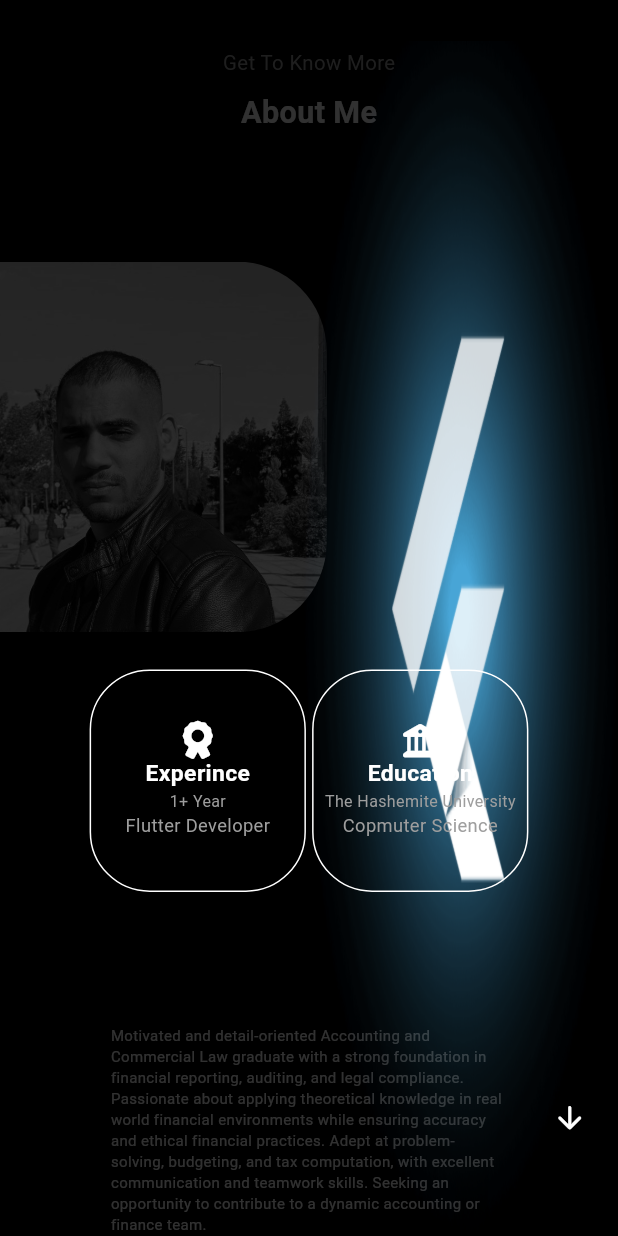
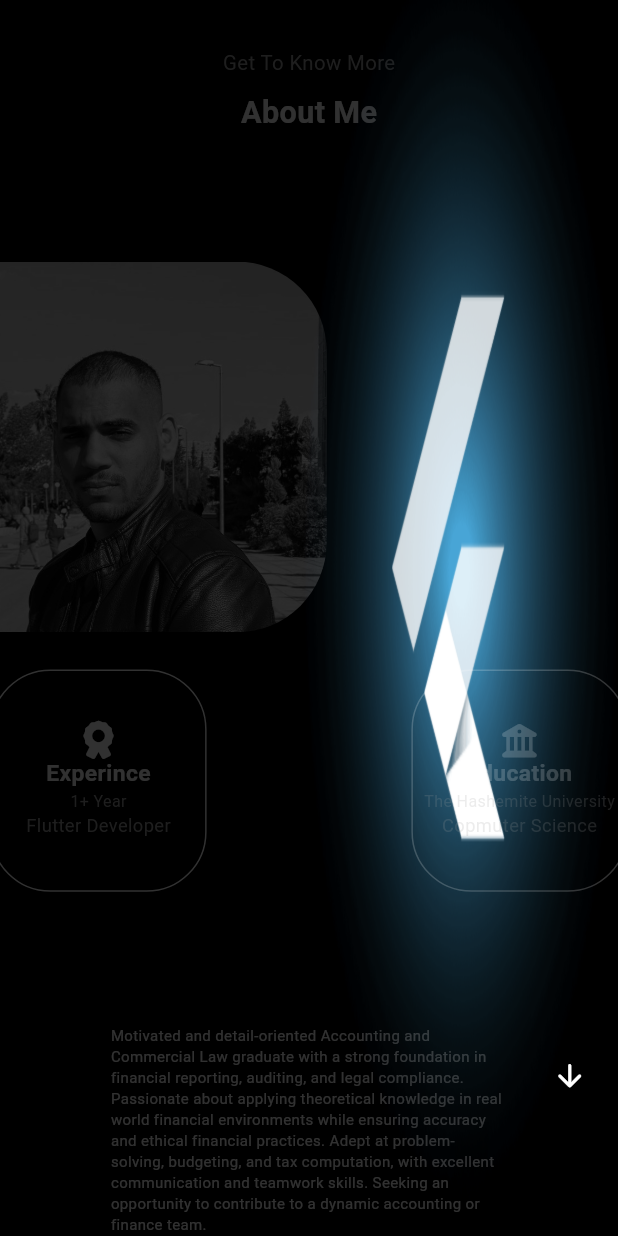
Before and after one commit to qutaiba-kot/Qutaiab-protofolio, a Flutter app: the screen it shows after launch, scrolled down 576 dp, on a phone screen of 412 x 824 dp. Run offline on Flutter 3.47's test engine with Material 3 defaults, Android fonts, the phone set to English and light mode, and no system bars; drawn by our look-alikes of auto_size_text; our stand-ins replace bloc, equatable, flutter_bloc, font_awesome_flutter; missing offline and left inert: dart:html.

Commit message:
applying the backgroung pic and the positioned in the main pageView

```diff
--- a/lib/features/About Me/presentation/Screens/about_me_page.dart
+++ b/lib/features/About Me/presentation/Screens/about_me_page.dart
@@ -1,11 +1,9 @@
 import 'package:flutter/material.dart';
 import 'package:flutter_bloc/flutter_bloc.dart';
-import 'package:protofolio/Core/Responsive%20helper/responsive_helper.dart';
 import 'package:protofolio/Core/Screen%20Cubit/cubit/screen_cubit.dart';
 import 'package:protofolio/Core/Screen%20Cubit/cubit/screen_state.dart';
 import 'package:protofolio/Core/Widgets/title_and_sub.dart';
 import 'package:protofolio/features/About%20Me/presentation/Widgets/about_me_column.dart';
-import 'package:protofolio/Core/Widgets/next_page_button.dart';
 import 'package:protofolio/features/About%20Me/presentation/Widgets/about_me_row.dart';
 
 class AboutMePage extends StatelessWidget {
@@ -14,19 +12,12 @@ class AboutMePage extends StatelessWidget {
   @override
   Widget build(BuildContext context) {
     return Scaffold(
+      backgroundColor: Colors.transparent,
       body: BlocBuilder<ScreenCubit, ScreenState>(
         builder: (context, state) {
           final isMobile = state.deviceType == DeviceTypes.mobile;
           final isTablet = state.deviceType == DeviceTypes.tablet;
-          return Stack(
-            children: [
-               Positioned.fill(
-                  child: Image.asset(
-                    "assets/files/flutter_pic.png",
-                    fit: BoxFit.fill,
-                  ),
-                ),
-              SingleChildScrollView(
+          return SingleChildScrollView(
             child: SizedBox(
               height: state.height,
               child: Column(
@@ -56,24 +47,10 @@ class AboutMePage extends StatelessWidget {
                           isMobile: isMobile,
                           isTablet: isTablet,
                         )
-                          : AboutMeRow(
-                              height: state.height,
-                              width: state.width,
-                            ),
+                      : AboutMeRow(height: state.height, width: state.width),
                 ],
               ),
             ),
-              ),
-              Positioned(
-                child: NextPageButton(),
-                bottom: state.height * 0.1,
-                right: positionedWidth(
-                  width: state.width,
-                  isTablet: isTablet,
-                  isMobile: isMobile,
-                ),
-              ),
-            ],
           );
         },
       ),
--- a/lib/features/About Me/presentation/Widgets/about_me_column.dart
+++ b/lib/features/About Me/presentation/Widgets/about_me_column.dart
@@ -1,5 +1,6 @@
 import 'package:flutter/material.dart';
 import 'package:font_awesome_flutter/font_awesome_flutter.dart';
+import 'package:protofolio/Core/Animations/home_animation.dart';
 import 'package:protofolio/features/About%20Me/presentation/Widgets/about_me_container_widget.dart';
 import 'package:protofolio/features/About%20Me/presentation/Widgets/about_me_paragraph_container_widget.dart';
 import 'package:protofolio/features/About%20Me/presentation/Widgets/about_me_pic_conatiner_widget.dart';
@@ -32,7 +33,9 @@ class AboutMeColumn extends StatelessWidget {
         Row(
           mainAxisAlignment: MainAxisAlignment.center,
           children: [
-            AboutMeContainerWidget(
+            HomeAnimation(
+              beginOffset: Offset(-1, 0),
+              child: AboutMeContainerWidget(
                 icon: FontAwesomeIcons.award,
                 title: "Experince",
                 subTitle: "1+ Year",
@@ -42,8 +45,11 @@ class AboutMeColumn extends StatelessWidget {
                 isMobile: isMobile,
                 isTablet: isTablet,
               ),
+            ),
             SizedBox(width: width * 0.01),
-            AboutMeContainerWidget(
+            HomeAnimation(
+              beginOffset: Offset(1, 0),
+              child: AboutMeContainerWidget(
                 icon: FontAwesomeIcons.university,
                 title: "Education",
                 subTitle: "The Hashemite University",
@@ -52,6 +58,7 @@ class AboutMeColumn extends StatelessWidget {
                 width: width,
                 isMobile: isMobile,
                 isTablet: isTablet,
+              ),
             ),
           ],
         ),
--- a/lib/features/Page View/presentation/page_view.dart
+++ b/lib/features/Page View/presentation/page_view.dart
@@ -1,5 +1,9 @@
 import 'package:flutter/material.dart';
 import 'package:flutter_bloc/flutter_bloc.dart';
+import 'package:protofolio/Core/Responsive%20helper/responsive_helper.dart';
+import 'package:protofolio/Core/Screen%20Cubit/cubit/screen_cubit.dart';
+import 'package:protofolio/Core/Screen%20Cubit/cubit/screen_state.dart';
+import 'package:protofolio/Core/Widgets/next_page_button.dart';
 import 'package:protofolio/features/About%20Me/presentation/Screens/about_me_page.dart';
 import 'package:protofolio/features/Contact%20me/presentation/Screens/contact_me_page.dart';
 import 'package:protofolio/features/Experince/presentation/Screens/experience_page.dart';
@@ -21,14 +25,22 @@ class PageViewNavigation extends StatelessWidget {
           if (_pageController.page?.round() != state.pageIndex) {
             _pageController.animateToPage(
               state.pageIndex,
-              duration: const Duration(milliseconds: 1700),
+              duration: const Duration(milliseconds: 800),
               curve: Curves.fastOutSlowIn,
             );
           }
         }
       },
       child: Scaffold(
-        body: PageView(
+        body: Stack(
+          children: [
+            Positioned.fill(
+              child: Image.asset(
+                "assets/files/flutter_pic.png",
+                fit: BoxFit.fill,
+              ),
+            ),
+            PageView(
               controller: _pageController,
               scrollDirection: Axis.vertical,
               onPageChanged: (index) {
@@ -42,6 +54,23 @@ class PageViewNavigation extends StatelessWidget {
                 ContactMePage(),
               ],
             ),
+            BlocBuilder<ScreenCubit, ScreenState>(
+              builder: (context, state) {
+                final isMobile = state.deviceType == DeviceTypes.mobile;
+                final isTablet = state.deviceType == DeviceTypes.tablet;
+                return Positioned(
+                  child: NextPageButton(),
+                  bottom: state.height * 0.1,
+                  right: positionedWidth(
+                    width: state.width,
+                    isTablet: isTablet,
+                    isMobile: isMobile,
+                  ),
+                );
+              },
+            ),
+          ],
+        ),
       ),
     );
   }
--- a/lib/features/home/presentation/Screens/home_page.dart
+++ b/lib/features/home/presentation/Screens/home_page.dart
@@ -1,10 +1,8 @@
 import 'package:flutter/material.dart';
 import 'package:flutter_bloc/flutter_bloc.dart';
-import 'package:protofolio/Core/Responsive%20helper/responsive_helper.dart';
 import 'package:protofolio/Core/Screen%20Cubit/cubit/screen_cubit.dart';
 import 'package:protofolio/Core/Screen%20Cubit/cubit/screen_state.dart';
 import 'package:protofolio/features/home/presentation/Widgets/burger_manu_drawer.dart';
-import 'package:protofolio/Core/Widgets/next_page_button.dart';
 import 'package:protofolio/features/home/logic/cubit/home_cubit.dart';
 import 'package:protofolio/features/home/presentation/Widgets/home_app_bar.dart';
 import 'package:protofolio/features/home/presentation/Widgets/home_body_row.dart';
@@ -22,6 +20,7 @@ class HomePage extends StatelessWidget {
           final isTablet = state.deviceType == DeviceTypes.tablet;
           final isMobile = state.deviceType == DeviceTypes.mobile;
           return Scaffold(
+            backgroundColor: Colors.transparent,
             extendBodyBehindAppBar: true,
             appBar: HomeAppBar(
               width: state.width,
@@ -30,15 +29,7 @@ class HomePage extends StatelessWidget {
               isTablet: isTablet,
             ),
             endDrawer: BurgerManuDrawer(width: state.width),
-            body: Stack(
-              children: [
-                Positioned.fill(
-                  child: Image.asset(
-                    "assets/files/flutter_pic.png",
-                    fit: BoxFit.fill,
-                  ),
-                ),
-                SizedBox(
+            body: SizedBox(
               height: state.height,
               child: SingleChildScrollView(
                 child: Row(
@@ -57,17 +48,6 @@ class HomePage extends StatelessWidget {
                 ),
               ),
             ),
-                Positioned(
-                  bottom: state.height * 0.1,
-                  right: positionedWidth(
-                    width: state.width,
-                    isTablet: isTablet,
-                    isMobile: isMobile,
-                  ),
-                  child: const NextPageButton(),
-                ),
-              ],
-            ),
           );
         },
       ),
```
Also changed, not shown: lib/features/Contact me/presentation/Screens/contact_me_page.dart (+2 -11 lines), lib/features/Experince/presentation/Screens/experience_page.dart (+2 -18 lines), lib/features/Projects/presentation/Screens/project_page.dart (+2 -22 lines). Lines whose indentation alone changed are shown as unchanged.
